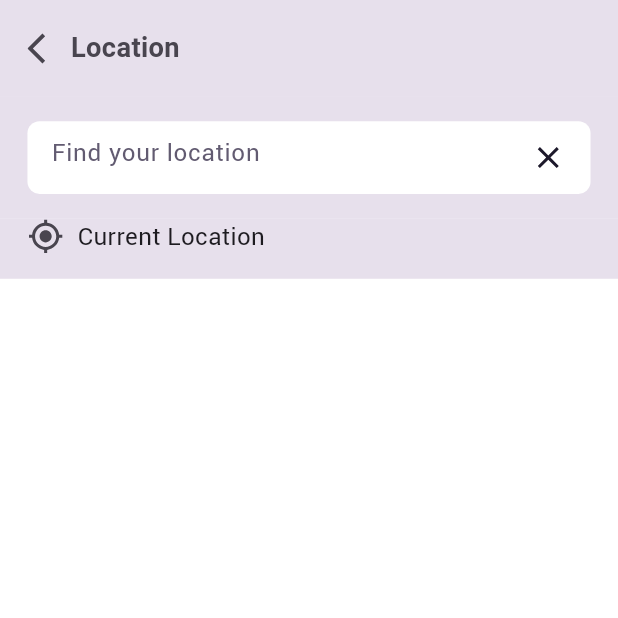
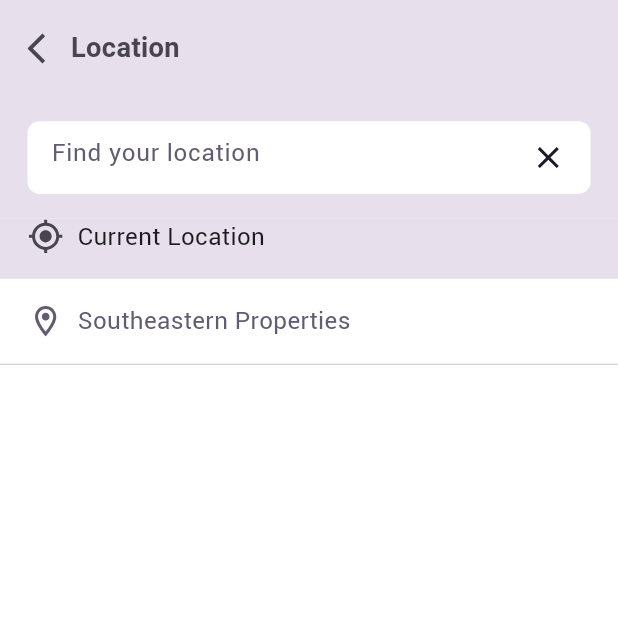
Before and after one commit to Amir-HShahi/workoo-flutter, a Flutter app: the screen it shows after launch, on a phone screen of 412 x 824 dp, the top half of it. Run offline on Flutter 3.47's test engine with Material 3 defaults, Android fonts, the phone set to English and light mode, and no system bars; our stand-ins replace flutter_svg, google_fonts.

Commit message:
Add location tile

```diff
--- a/lib/view/location.dart
+++ b/lib/view/location.dart
@@ -14,6 +14,7 @@ class Location extends StatefulWidget {
 }
 
 class _LocationState extends State<Location> {
+  List<String> foundLocations = ["Southeastern Properties"];
   void getCurrentLocationHandler() {}
 
   @override
@@ -54,9 +55,53 @@ class _LocationState extends State<Location> {
                 ],
               ),
             ),
-          )
+          ),
+          for (var location in foundLocations) _LocationTile(location: location)
         ],
       ),
     );
   }
 }
+
+class _LocationTile extends StatelessWidget {
+  final String location;
+  const _LocationTile({required this.location});
+
+  void setLocation() {}
+
+  @override
+  Widget build(BuildContext context) {
+    return Column(
+      children: [
+        GestureDetector(
+          onTap: setLocation,
+          child: Container(
+            height: scaledHeight(56),
+            width: double.infinity,
+            padding: EdgeInsets.symmetric(
+                vertical: scaledHeight(16), horizontal: scaledWidth(16)),
+            child: Row(
+              children: [
+                SvgPicture.asset("assets/location_logo.svg",
+                    height: scaledHeight(24)),
+                SizedBox(width: scaledWidth(8)),
+                Text(
+                  location,
+                  style: TextStyle(
+                      fontFamily: "roboto",
+                      fontSize: scaledHeight(16),
+                      color: const Color(0xff625B71)),
+                )
+              ],
+            ),
+          ),
+        ),
+        Container(
+          width: double.infinity,
+          color: Colors.black.withOpacity(0.16),
+          height: scaledHeight(1),
+        )
+      ],
+    );
+  }
+}
```
Also changed, not shown: assets/location_logo.svg (added).
